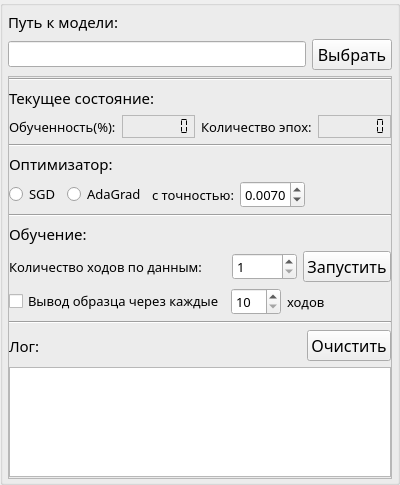
Marator2K07/LSTM_Text_Generator, file src/widgetpagesandbox/modeltraininggroupbox.ui: the form before one commit.
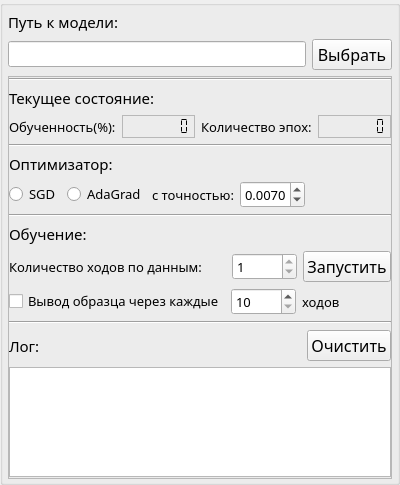
The form after the commit.

Commit message: Не забываем изменить максимум и у связанного виджета + обновление дизайна.

Diff of the .ui file:
```diff
--- a/src/widgetpagesandbox/modeltraininggroupbox.ui
+++ b/src/widgetpagesandbox/modeltraininggroupbox.ui
@@ -6,7 +6,7 @@
    <rect>
     <x>0</x>
     <y>0</y>
-    <width>360</width>
+    <width>374</width>
     <height>485</height>
    </rect>
   </property>
@@ -463,6 +463,12 @@
           <property name="minimum">
            <number>1</number>
           </property>
+          <property name="maximum">
+           <number>1</number>
+          </property>
+          <property name="stepType">
+           <enum>QAbstractSpinBox::AdaptiveDecimalStepType</enum>
+          </property>
          </widget>
         </item>
         <item>
@@ -514,7 +520,7 @@
           </property>
           <property name="minimumSize">
            <size>
-            <width>45</width>
+            <width>65</width>
             <height>0</height>
            </size>
           </property>
@@ -533,6 +539,12 @@
           <property name="minimum">
            <number>10</number>
           </property>
+          <property name="maximum">
+           <number>11</number>
+          </property>
+          <property name="stepType">
+           <enum>QAbstractSpinBox::AdaptiveDecimalStepType</enum>
+          </property>
          </widget>
         </item>
         <item>
```
The commit also changes 1 other file.
